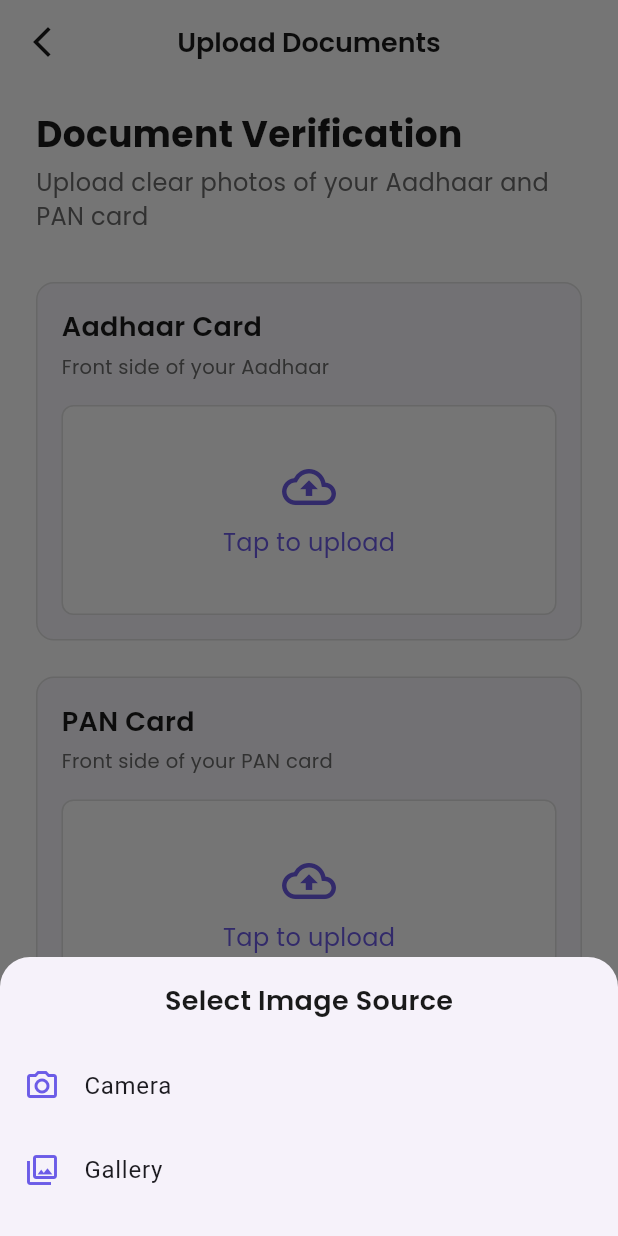
After one commit to Flowly-Finance-App/Flowly-Finance-frontend, a Flutter app: the DocumentUploadScreen screen opened directly, after a tap on "Tap to upload", on a phone screen of 412 x 824 dp. The commit adds this screen. Run offline on Flutter 3.47's test engine with Material 3 defaults, Android fonts, the phone set to English and light mode, and no system bars; our stand-ins replace flutter_riverpod, google_fonts, image_picker.

Commit message:
Day 7: Document upload screen with camera/gallery picker and image preview

```diff
--- /dev/null
+++ b/lib/features/kyc/document_upload_screen.dart
@@ -0,0 +1,255 @@
+import 'dart:io';
+import 'package:flutter/material.dart';
+import 'package:flutter/foundation.dart' show kIsWeb;
+import 'package:image_picker/image_picker.dart';
+import '../../core/constants/app_colors.dart';
+import '../../core/constants/app_spacing.dart';
+import '../../core/constants/app_text_styles.dart';
+import '../../core/widgets/app_button.dart';
+
+class DocumentUploadScreen extends StatefulWidget {
+  const DocumentUploadScreen({super.key});
+
+  @override
+  State<DocumentUploadScreen> createState() => _DocumentUploadScreenState();
+}
+
+class _DocumentUploadScreenState extends State<DocumentUploadScreen> {
+  XFile? _aadhaarImage;
+  XFile? _panImage;
+  bool _isLoading = false;
+
+  final ImagePicker _picker = ImagePicker();
+
+  Future<void> _pickImage(bool isAadhaar) async {
+    // Camera അല്ലെങ്കിൽ Gallery തിരഞ്ഞെടുക്കാൻ ഒരു bottom sheet കാണിക്കുന്നു
+    final source = await showModalBottomSheet<ImageSource>(
+      context: context,
+      shape: const RoundedRectangleBorder(
+        borderRadius: BorderRadius.vertical(top: Radius.circular(20)),
+      ),
+      builder: (context) => SafeArea(
+        child: Column(
+          mainAxisSize: MainAxisSize.min,
+          children: [
+            const SizedBox(height: AppSpacing.md),
+            Text('Select Image Source', style: AppTextStyles.subheading),
+            const SizedBox(height: AppSpacing.md),
+            ListTile(
+              leading: const Icon(Icons.camera_alt_outlined, color: AppColors.primary),
+              title: const Text('Camera'),
+              onTap: () => Navigator.of(context).pop(ImageSource.camera),
+            ),
+            ListTile(
+              leading: const Icon(Icons.photo_library_outlined, color: AppColors.primary),
+              title: const Text('Gallery'),
+              onTap: () => Navigator.of(context).pop(ImageSource.gallery),
+            ),
+            const SizedBox(height: AppSpacing.md),
+          ],
+        ),
+      ),
+    );
+
+    if (source == null) return;
+
+    final pickedFile = await _picker.pickImage(
+      source: source,
+      imageQuality: 80, // File size കുറയ്ക്കാൻ, upload വേഗത്തിലാക്കാൻ
+    );
+
+    if (pickedFile != null) {
+      setState(() {
+        if (isAadhaar) {
+          _aadhaarImage = pickedFile;
+        } else {
+          _panImage = pickedFile;
+        }
+      });
+    }
+  }
+
+  void _removeImage(bool isAadhaar) {
+    setState(() {
+      if (isAadhaar) {
+        _aadhaarImage = null;
+      } else {
+        _panImage = null;
+      }
+    });
+  }
+
+  void _handleContinue() {
+    if (_aadhaarImage == null || _panImage == null) {
+      ScaffoldMessenger.of(context).showSnackBar(
+        const SnackBar(content: Text('Please upload both Aadhaar and PAN documents')),
+      );
+      return;
+    }
+
+    setState(() => _isLoading = true);
+
+    // TODO Day 8: ഇവിടെ OCR API call ചെയ്ത്, extracted info next screen-ൽ കാണിക്കണം
+    Future.delayed(const Duration(seconds: 2), () {
+      if (!mounted) return;
+      setState(() => _isLoading = false);
+
+      ScaffoldMessenger.of(context).showSnackBar(
+        const SnackBar(content: Text('Documents uploaded (OCR not connected yet)')),
+      );
+    });
+  }
+
+  @override
+  Widget build(BuildContext context) {
+    return Scaffold(
+      backgroundColor: AppColors.background,
+      appBar: AppBar(
+        backgroundColor: AppColors.background,
+        elevation: 0,
+        title: Text('Upload Documents', style: AppTextStyles.subheading),
+        centerTitle: true,
+        leading: IconButton(
+          icon: const Icon(Icons.arrow_back_ios_new, color: AppColors.textPrimary),
+          onPressed: () => Navigator.of(context).pop(),
+        ),
+      ),
+      body: SafeArea(
+        child: SingleChildScrollView(
+          padding: const EdgeInsets.symmetric(horizontal: AppSpacing.lg, vertical: AppSpacing.md),
+          child: Column(
+            crossAxisAlignment: CrossAxisAlignment.start,
+            children: [
+              Text('Document Verification', style: AppTextStyles.heading),
+              const SizedBox(height: AppSpacing.xs),
+              Text(
+                'Upload clear photos of your Aadhaar and PAN card',
+                style: AppTextStyles.bodySecondary,
+              ),
+
+              const SizedBox(height: AppSpacing.xl),
+
+              _buildUploadCard(
+                title: 'Aadhaar Card',
+                subtitle: 'Front side of your Aadhaar',
+                image: _aadhaarImage,
+                onUpload: () => _pickImage(true),
+                onRemove: () => _removeImage(true),
+              ),
+
+              const SizedBox(height: AppSpacing.lg),
+
+              _buildUploadCard(
+                title: 'PAN Card',
+                subtitle: 'Front side of your PAN card',
+                image: _panImage,
+                onUpload: () => _pickImage(false),
+                onRemove: () => _removeImage(false),
+              ),
+
+              const SizedBox(height: AppSpacing.xl),
+
+              AppButton(
+                label: 'Continue',
+                onPressed: _handleContinue,
+                isLoading: _isLoading,
+              ),
+
+              const SizedBox(height: AppSpacing.lg),
+            ],
+          ),
+        ),
+      ),
+    );
+  }
+
+  Widget _buildUploadCard({
+    required String title,
+    required String subtitle,
+    required XFile? image,
+    required VoidCallback onUpload,
+    required VoidCallback onRemove,
+  }) {
+    return Container(
+      padding: const EdgeInsets.all(AppSpacing.md),
+      decoration: BoxDecoration(
+        color: AppColors.surface,
+        borderRadius: BorderRadius.circular(AppSpacing.radiusMd),
+        border: Border.all(color: AppColors.border),
+      ),
+      child: Column(
+        crossAxisAlignment: CrossAxisAlignment.start,
+        children: [
+          Text(title, style: AppTextStyles.subheading),
+          const SizedBox(height: AppSpacing.xs),
+          Text(subtitle, style: AppTextStyles.caption),
+          const SizedBox(height: AppSpacing.md),
+
+          if (image == null)
+            // Upload ചെയ്യാത്ത അവസ്ഥ — Upload button കാണിക്കുന്നു
+            GestureDetector(
+              onTap: onUpload,
+              child: Container(
+                height: 140,
+                width: double.infinity,
+                decoration: BoxDecoration(
+                  color: AppColors.background,
+                  borderRadius: BorderRadius.circular(AppSpacing.radiusSm),
+                  border: Border.all(color: AppColors.border, style: BorderStyle.solid),
+                ),
+                child: Column(
+                  mainAxisAlignment: MainAxisAlignment.center,
+                  children: [
+                    const Icon(Icons.cloud_upload_outlined, color: AppColors.primary, size: 36),
+                    const SizedBox(height: AppSpacing.sm),
+                    Text(
+                      'Tap to upload',
+                      style: AppTextStyles.bodySecondary.copyWith(color: AppColors.primary),
+                    ),
+                  ],
+                ),
+              ),
+            )
+          else
+            // Upload ചെയ്ത അവസ്ഥ — Image preview + Remove/Re-upload options
+            Column(
+              children: [
+                ClipRRect(
+                  borderRadius: BorderRadius.circular(AppSpacing.radiusSm),
+                  child: kIsWeb
+                      ? Image.network(image.path, height: 160, width: double.infinity, fit: BoxFit.cover)
+                      : Image.file(File(image.path), height: 160, width: double.infinity, fit: BoxFit.cover),
+                ),
+                const SizedBox(height: AppSpacing.sm),
+                Row(
+                  children: [
+                    Expanded(
+                      child: OutlinedButton.icon(
+                        onPressed: onUpload,
+                        icon: const Icon(Icons.refresh, size: 18),
+                        label: const Text('Re-upload'),
+                        style: OutlinedButton.styleFrom(
+                          side: const BorderSide(color: AppColors.border),
+                        ),
+                      ),
+                    ),
+                    const SizedBox(width: AppSpacing.sm),
+                    Expanded(
+                      child: OutlinedButton.icon(
+                        onPressed: onRemove,
+                        icon: const Icon(Icons.delete_outline, size: 18, color: AppColors.error),
+                        label: const Text('Remove', style: TextStyle(color: AppColors.error)),
+                        style: OutlinedButton.styleFrom(
+                          side: const BorderSide(color: AppColors.error),
+                        ),
+                      ),
+                    ),
+                  ],
+                ),
+              ],
+            ),
+        ],
+      ),
+    );
+  }
+}
--- a/lib/features/kyc/kyc_screen.dart
+++ b/lib/features/kyc/kyc_screen.dart
@@ -1,3 +1,4 @@
+import 'package:flowly_finance_app/features/kyc/document_upload_screen.dart';
 import 'package:flutter/material.dart';
 import '../../core/constants/app_colors.dart';
 import '../../core/constants/app_spacing.dart';
@@ -76,14 +77,14 @@ class _KycScreenState extends State<KycScreen> {
     setState(() => _isLoading = true);
 
     // TODO Day 27: ഇവിടെ actual KYC Submit API call ചെയ്യണം
-    Future.delayed(const Duration(seconds: 2), () {
-      if (!mounted) return;
-      setState(() => _isLoading = false);
+   Future.delayed(const Duration(seconds: 2), () {
+  if (!mounted) return;
+  setState(() => _isLoading = false);
 
-      ScaffoldMessenger.of(context).showSnackBar(
-        const SnackBar(content: Text('KYC info saved (API not connected yet)')),
-      );
-    });
+  Navigator.of(context).push(
+    MaterialPageRoute(builder: (context) => const DocumentUploadScreen()),
+  );
+});
   }
 
   @override
--- a/pubspec.yaml
+++ b/pubspec.yaml
@@ -43,6 +43,7 @@ dependencies:
   flutter_svg: ^2.3.0
   intl: ^0.20.3
   equatable: ^2.1.0
+  image_picker: ^1.2.3
 
 dev_dependencies:
   flutter_test:
```
Also changed, not shown: pubspec.lock, 5 other files.
